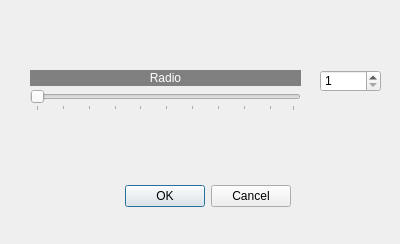
Above: QFotoPaint5-Prac-Prueba/histlocal.ui from albertogg023/MiniPhotoshopWithOpenCV before the change. Below: the same form after it.
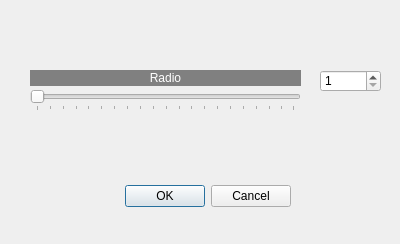
That is the form after the change.

Patch:
```diff
--- a/QFotoPaint5-Prac-Prueba/histlocal.ui
+++ b/QFotoPaint5-Prac-Prueba/histlocal.ui
@@ -42,7 +42,7 @@
     <number>1</number>
    </property>
    <property name="maximum">
-    <number>100</number>
+    <number>200</number>
    </property>
    <property name="value">
     <number>1</number>
```
Left out of the diff: 2 changed lines with no effect on the pictures.
